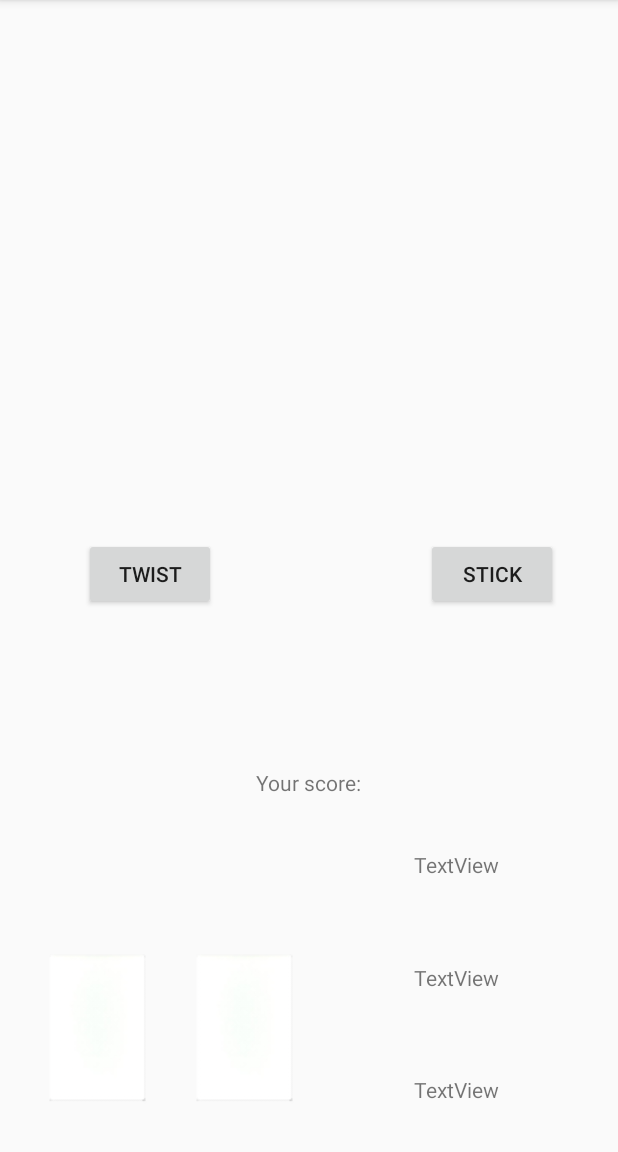
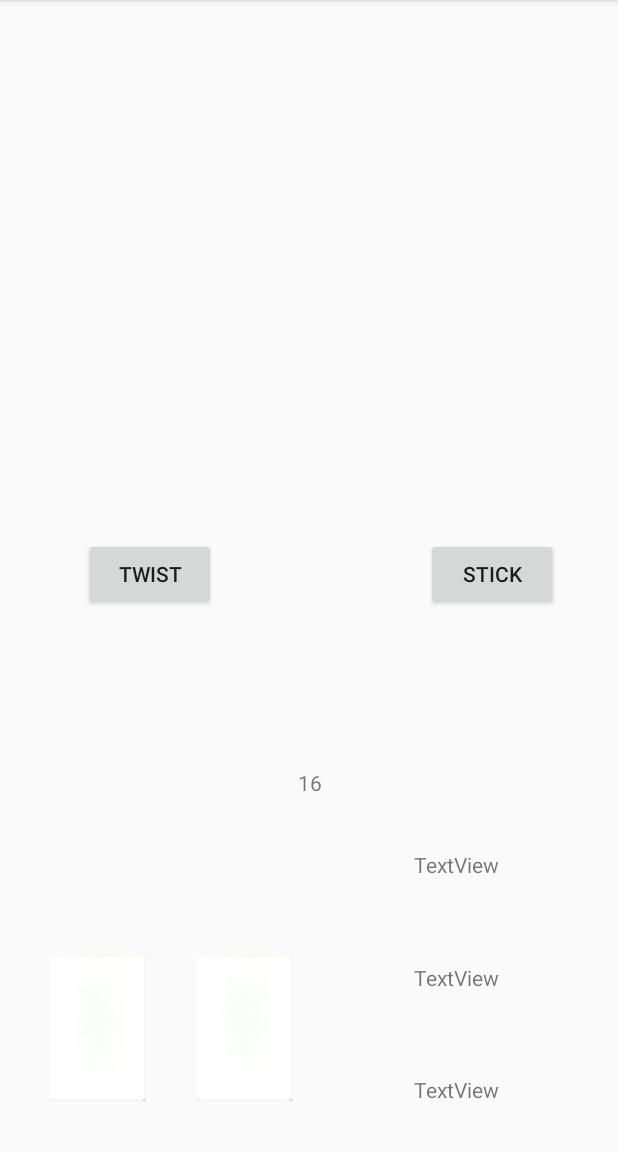
Before and after one commit to robbbowes/Java_Android_Blackjack, an Android app: the screen it shows after launch (BlackjackLauncherActivity), on a phone screen of 412 x 824 dp, the part 84-1236 px from its top. Run offline under Robolectric (Android 15) with nearby library versions, the phone set to English and light mode, and no system bars.

Commit message:
Create working twist button and text view displaying player score, need to fix dealer needs over 17 method

```diff
--- a/app/src/main/java/com/example/user/blackjack/BlackjackGame.java
+++ b/app/src/main/java/com/example/user/blackjack/BlackjackGame.java
@@ -11,11 +11,14 @@ public class BlackjackGame {
     Player player;
     Player dealerPlayer;
     Dealer dealer;
+    RandomNumberGenerator randomNumberGenerator;
 
-    public BlackjackGame(Player player, Player dealerPlayer, Dealer dealer) {
-        this.player = player;
-        this.dealerPlayer = dealerPlayer;
-        this.dealer = dealer;
+    public BlackjackGame() {
+        this.player = new Player("Bruno", true);
+        this.dealerPlayer = new Player("Nicky", false);
+        this.dealer = new Dealer();
+        dealer.createDeck();
+        this.randomNumberGenerator = new RandomNumberGenerator();
     }
 
     public void playerBlackjack(Player player) {
@@ -32,7 +35,41 @@ public class BlackjackGame {
         }
     }
 
+    public void dealToBoth() {
+        Card firstPlayerCard = dealer.removeCardAtRandom(randomNumberGenerator);
+        player.addCardToHand(firstPlayerCard);
+
+        Card firstDealerCard = dealer.removeCardAtRandom(randomNumberGenerator);
+        dealerPlayer.addCardToHand(firstDealerCard);
+
+        Card secondPlayerCard = dealer.removeCardAtRandom(randomNumberGenerator);
+        player.addCardToHand(secondPlayerCard);
+
+        Card secondDealerCard = dealer.removeCardAtRandom(randomNumberGenerator);
+        dealerPlayer.addCardToHand(secondDealerCard);
+    }
+
+    public void dealACardToPlayer() {
+        Card additionalCard = dealer.removeCardAtRandom(randomNumberGenerator);
+        System.out.println(additionalCard.toString());
+        player.addCardToHand(additionalCard);
+    }
+
+    public void dealACardToDealerPlayer() {
+        Card additionalCard = dealer.removeCardAtRandom(randomNumberGenerator);
+        dealerPlayer.addCardToHand(additionalCard);
+    }
+
+    public void dealerHasLessTHan17() {
+        if (dealerPlayer.getHandWorth() < 17) {
+             dealACardToDealerPlayer();
+        }
+    }
+
     public Player decideWinner(Player player, Player dealerPlayer) {
+        dealerHasLessTHan17();
+        dealerHasLessTHan17();
+        dealerHasLessTHan17();
         if ( player.isBlackjack() && ( !dealerPlayer.isBlackjack() ) ) {
             return player;
         }
@@ -47,19 +84,46 @@ public class BlackjackGame {
         }
     }
 
-//    public Player winner() {
-//
-//        Player winner = players.get(0);
-//
-//        for (Player player : players) {
-//            if ( (player.getHandWorth() > winner.getHandWorth() ) && !player.isBust() ) {
-//                winner = player;
-//            }
-//            else if ( player.isDealer() && player.getHandWorth() == winner.getHandWorth() && !player.isBust()){
-//                winner = player;
-//            }
+
+
+
+
+//    boolean didTheDealerWin() {
+//        if (dealerPlayer.getHandWorth() >= player.getHandWorth() ) {
+//            return true;
+//        } else if ( dealerPlayer.isBlackjack() ) {
+//            return true;
+//        } else if ( !dealerPlayer.isBust() && player.isBust() ) {
+//            return true;
+//        } else {
+//            return false;
 //        }
-//        return winner;
+//    }
+
+//    boolean didTheDealerWin() {
+//        if ( player.isBlackjack() && ( !dealerPlayer.isBlackjack() ) ) {
+//            return false;
+//        }
+//        else if( ( player.getHandWorth() > dealerPlayer.getHandWorth() ) && !player.isBust() ) {
+//            return false;
+//        }
+//        else if( !player.isBust() && dealerPlayer.isBust() ) {
+//            return false;
+//        }
+//        else {
+//            return true;
+//        }
+//    }
+
+//    String getResult() {
+//        dealerHasLessTHan17();
+//        dealerHasLessTHan17();
+//        dealerHasLessTHan17();
+//        if (didTheDealerWin() != false) {
+//            return "The dealer always wins!";
+//        } else {
+//            return "You managed to win!";
+//        }
 //    }
 
 }
--- a/app/src/main/java/com/example/user/blackjack/BlackjackLauncherActivity.java
+++ b/app/src/main/java/com/example/user/blackjack/BlackjackLauncherActivity.java
@@ -1,13 +1,97 @@
 package com.example.user.blackjack;
 
+import android.content.Intent;
 import android.support.v7.app.AppCompatActivity;
 import android.os.Bundle;
+import android.util.Log;
+import android.view.View;
+import android.widget.Button;
+import android.widget.EditText;
+import android.widget.TextView;
+import android.widget.Toast;
+
+import java.util.Random;
 
 public class BlackjackLauncherActivity extends AppCompatActivity {
+
+    BlackjackGame blackjackGame;
+    Button twist_button;
+    Button stick_button;
+    TextView third_card;
+    TextView playerScore;
+
+
 
     @Override
     protected void onCreate(Bundle savedInstanceState) {
         super.onCreate(savedInstanceState);
         setContentView(R.layout.activity_blackjack_launcher);
+
+        blackjackGame = new BlackjackGame();
+        blackjackGame.dealToBoth();
+        String playerscore = "" + blackjackGame.player.getHandWorth();
+
+        twist_button = (Button) findViewById(R.id.twist_button);
+        stick_button = (Button) findViewById(R.id.stick_button);
+        third_card = (TextView) findViewById(R.id.third_card);
+
+        playerScore = (TextView) findViewById((R.id.player_score));
+        playerScore.setText(playerscore);
+
+//        String userInput = userInputEditText.getText().toString();
+//        int numberOfWords = Counter.countWords(userInput);
+//        String numberOfWordsAsStringNotAnIntButAStringDotDotDot = Integer.toString(numberOfWords);
+//
+//        resultText.setText(numberOfWordsAsStringNotAnIntButAStringDotDotDot);
+
     }
+
+//    public
+
+
+    public void onClickTwist(View button) {
+
+        Log.i("Test", "Twist button clicked");
+        Log.i("Before", "" + blackjackGame.player.getHandWorth() );
+        blackjackGame.dealACardToPlayer();
+        blackjackGame.player.getHandWorth();
+        Log.i("After", "" + blackjackGame.player.getHandWorth() );
+
+        String playerscore = "" + blackjackGame.player.getHandWorth();
+        playerScore = (TextView) findViewById((R.id.player_score));
+        playerScore.setText(playerscore);
+
+//        String playerScore = userInputEditText.getText().toString();
+//        int numberOfWords = Counter.countWords(userInput);
+//        String numberOfWordsAsStringNotAnIntButAStringDotDotDot = Integer.toString(numberOfWords);
+//
+//
+    }
+//
+//    public void onCountButtonClicked(View button) {
+//        String userInput = userInputEditText.getText().toString();
+//        int numberOfWords = Counter.countWords(userInput);
+//        String numberOfWordsAsStringNotAnIntButAStringDotDotDot = Integer.toString(numberOfWords);
+//
+//        resultText.setText(numberOfWordsAsStringNotAnIntButAStringDotDotDot);
+//    }
+
+//    public void onClickScissors(View button) {3
+//        Intent intent = new Intent(this, ResultActivity.class);
+//        rockPaperScissors.setPlayerHand(HandType.SCISSORS);
+//        String result = rockPaperScissors.compareHands();
+//        intent.putExtra("result", result);
+//        startActivity(intent);
+//        Toast.makeText(this, "You chose Scissors!", Toast.LENGTH_SHORT).show();
+//    }
+
+
+
+
+
+
+
+
+
+
 }
--- a/app/src/main/java/com/example/user/blackjack/Dealer.java
+++ b/app/src/main/java/com/example/user/blackjack/Dealer.java
@@ -49,4 +49,6 @@ public class Dealer {
         return randomCard;
     }
 
+
+
 }
--- a/app/src/main/res/layout/activity_blackjack_launcher.xml
+++ b/app/src/main/res/layout/activity_blackjack_launcher.xml
@@ -34,6 +34,7 @@
         android:layout_marginLeft="32dp"
         android:layout_marginRight="8dp"
         android:layout_marginTop="8dp"
+        android:onClick="onClickTwist"
         android:text="@string/twist_button"
         app:layout_constraintBottom_toBottomOf="parent"
         app:layout_constraintHorizontal_bias="0.085"
@@ -105,11 +106,10 @@
         android:layout_marginBottom="8dp"
         android:layout_marginLeft="8dp"
         android:layout_marginRight="8dp"
-        android:text="@string/player_score"
+        android:layout_marginTop="8dp"
         app:layout_constraintBottom_toTopOf="@+id/first_card"
+        app:layout_constraintHorizontal_bias="0.501"
         app:layout_constraintLeft_toLeftOf="parent"
         app:layout_constraintRight_toRightOf="parent"
-        android:layout_marginTop="8dp"
-        app:layout_constraintTop_toBottomOf="@+id/twist_button"
-        app:layout_constraintHorizontal_bias="0.501" />
+        app:layout_constraintTop_toBottomOf="@+id/twist_button" />
 </android.support.constraint.ConstraintLayout>
--- a/app/src/main/res/values/strings.xml
+++ b/app/src/main/res/values/strings.xml
@@ -2,5 +2,5 @@
     <string name="app_name">Blackjack</string>
     <string name="stick_button">Stick</string>
     <string name="twist_button">Twist</string>
-    <string name="player_score">Your score:</string>
+    <string name="player_score">Your score: </string>
 </resources>
```
Also changed, not shown: 1 other file.
